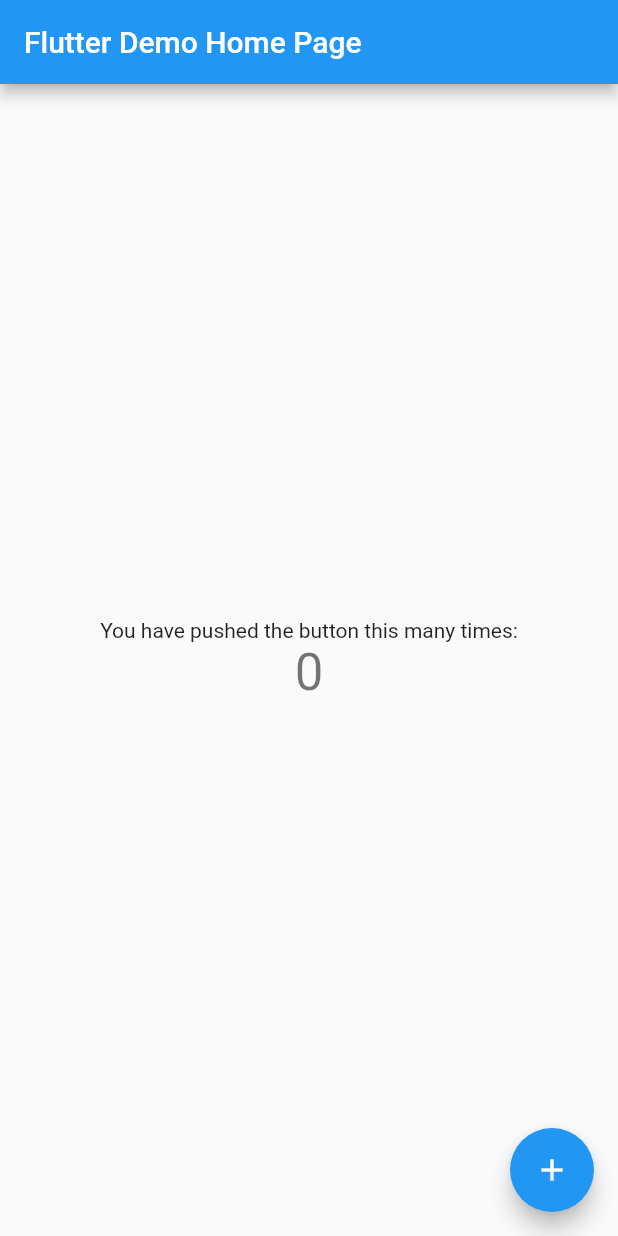
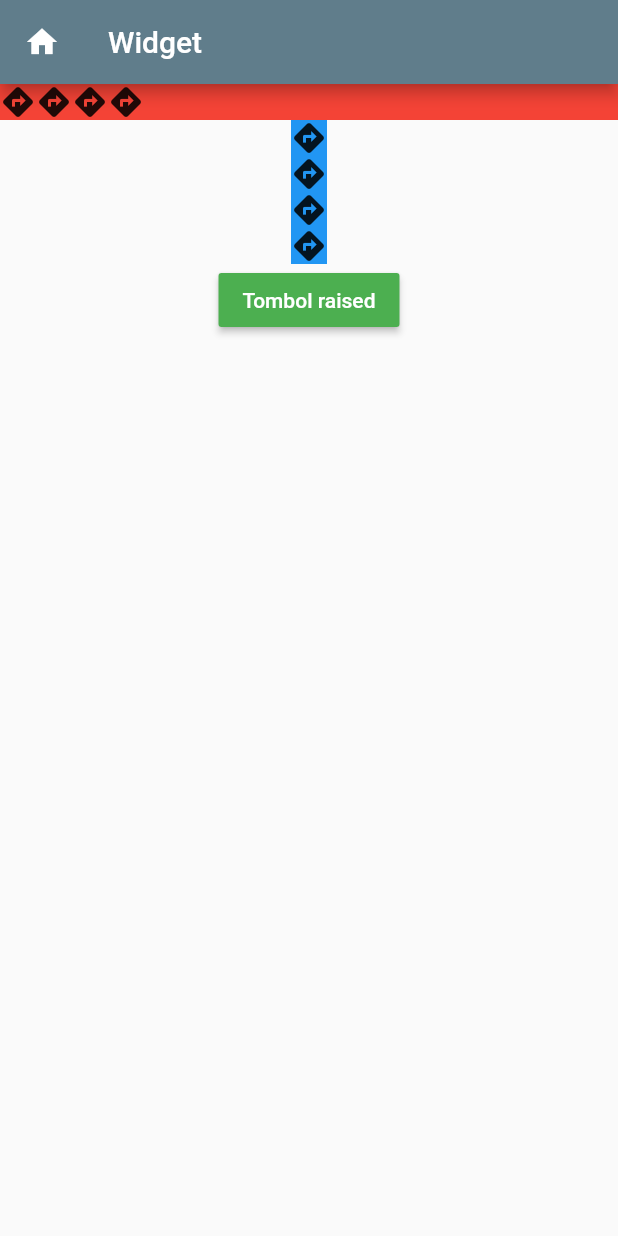
Before and after one commit to ajp128/lesson_dua_flutter, a Flutter app: the screen it shows after launch, on a phone screen of 412 x 824 dp. Run offline on Flutter 3.47's test engine with Material 2 defaults, Android fonts, the phone set to English and light mode, and no system bars.

```diff
--- /dev/null
+++ b/widget/lib/home_screen.dart
@@ -0,0 +1,57 @@
+import 'package:flutter/material.dart';
+
+import 'detail_screen.dart';
+
+class HomeScreen extends StatelessWidget {
+  @override
+  Widget build(BuildContext context) {
+    return Scaffold(
+      appBar: AppBar(
+        title: Text('Widget'),
+        // centerTitle: true,
+        leading: Icon(Icons.home),
+      ),
+      body: Column(
+        mainAxisSize: MainAxisSize.max,
+        children: [
+          Container(
+            color: Colors.red,
+            child: Row(
+              children: [
+                Icon(Icons.directions),
+                Icon(Icons.directions),
+                Icon(Icons.directions),
+                Icon(Icons.directions),
+              ],
+            ),
+          ),
+          Container(
+            color: Colors.blue,
+            child: Column(
+              mainAxisSize: MainAxisSize.min,
+              children: [
+                Icon(Icons.directions),
+                Icon(Icons.directions),
+                Icon(Icons.directions),
+                Icon(Icons.directions),
+              ],
+            ),
+            //button
+          ),
+          RaisedButton(
+            onPressed: () {
+              //pindah page
+              Navigator.push(context,
+                  MaterialPageRoute(builder: (context) => DetailScreen()));
+            },
+            child: Text(
+              'Tombol raised',
+              style: TextStyle(color: Colors.white),
+            ),
+            color: Colors.green,
+          ),
+        ],
+      ),
+    );
+  }
+}
--- a/widget/lib/main.dart
+++ b/widget/lib/main.dart
@@ -1,4 +1,5 @@
 import 'package:flutter/material.dart';
+import 'package:widget/home_screen.dart';
 
 void main() {
   runApp(MyApp());
@@ -11,107 +12,11 @@ class MyApp extends StatelessWidget {
     return MaterialApp(
       title: 'Flutter Demo',
       theme: ThemeData(
-        // This is the theme of your application.
-        //
-        // Try running your application with "flutter run". You'll see the
-        // application has a blue toolbar. Then, without quitting the app, try
-        // changing the primarySwatch below to Colors.green and then invoke
-        // "hot reload" (press "r" in the console where you ran "flutter run",
-        // or simply save your changes to "hot reload" in a Flutter IDE).
-        // Notice that the counter didn't reset back to zero; the application
-        // is not restarted.
-        primarySwatch: Colors.blue,
-        // This makes the visual density adapt to the platform that you run
-        // the app on. For desktop platforms, the controls will be smaller and
-        // closer together (more dense) than on mobile platforms.
+        primarySwatch: Colors.blueGrey,
         visualDensity: VisualDensity.adaptivePlatformDensity,
       ),
-      home: MyHomePage(title: 'Flutter Demo Home Page'),
+      debugShowCheckedModeBanner: false,
+      home: HomeScreen(),
     );
   }
 }
-
-class MyHomePage extends StatefulWidget {
-  MyHomePage({Key key, this.title}) : super(key: key);
-
-  // This widget is the home page of your application. It is stateful, meaning
-  // that it has a State object (defined below) that contains fields that affect
-  // how it looks.
-
-  // This class is the configuration for the state. It holds the values (in this
-  // case the title) provided by the parent (in this case the App widget) and
-  // used by the build method of the State. Fields in a Widget subclass are
-  // always marked "final".
-
-  final String title;
-
-  @override
-  _MyHomePageState createState() => _MyHomePageState();
-}
-
-class _MyHomePageState extends State<MyHomePage> {
-  int _counter = 0;
-
-  void _incrementCounter() {
-    setState(() {
-      // This call to setState tells the Flutter framework that something has
-      // changed in this State, which causes it to rerun the build method below
-      // so that the display can reflect the updated values. If we changed
-      // _counter without calling setState(), then the build method would not be
-      // called again, and so nothing would appear to happen.
-      _counter++;
-    });
-  }
-
-  @override
-  Widget build(BuildContext context) {
-    // This method is rerun every time setState is called, for instance as done
-    // by the _incrementCounter method above.
-    //
-    // The Flutter framework has been optimized to make rerunning build methods
-    // fast, so that you can just rebuild anything that needs updating rather
-    // than having to individually change instances of widgets.
-    return Scaffold(
-      appBar: AppBar(
-        // Here we take the value from the MyHomePage object that was created by
-        // the App.build method, and use it to set our appbar title.
-        title: Text(widget.title),
-      ),
-      body: Center(
-        // Center is a layout widget. It takes a single child and positions it
-        // in the middle of the parent.
-        child: Column(
-          // Column is also a layout widget. It takes a list of children and
-          // arranges them vertically. By default, it sizes itself to fit its
-          // children horizontally, and tries to be as tall as its parent.
-          //
-          // Invoke "debug painting" (press "p" in the console, choose the
-          // "Toggle Debug Paint" action from the Flutter Inspector in Android
-          // Studio, or the "Toggle Debug Paint" command in Visual Studio Code)
-          // to see the wireframe for each widget.
-          //
-          // Column has various properties to control how it sizes itself and
-          // how it positions its children. Here we use mainAxisAlignment to
-          // center the children vertically; the main axis here is the vertical
-          // axis because Columns are vertical (the cross axis would be
-          // horizontal).
-          mainAxisAlignment: MainAxisAlignment.center,
-          children: <Widget>[
-            Text(
-              'You have pushed the button this many times:',
-            ),
-            Text(
-              '$_counter',
-              style: Theme.of(context).textTheme.headline4,
-            ),
-          ],
-        ),
-      ),
-      floatingActionButton: FloatingActionButton(
-        onPressed: _incrementCounter,
-        tooltip: 'Increment',
-        child: Icon(Icons.add),
-      ), // This trailing comma makes auto-formatting nicer for build methods.
-    );
-  }
-}
```
Also changed, not shown: widget/lib/detail_screen.dart (added, +43 -0 lines), ReadMe.txt, 1 other file.
